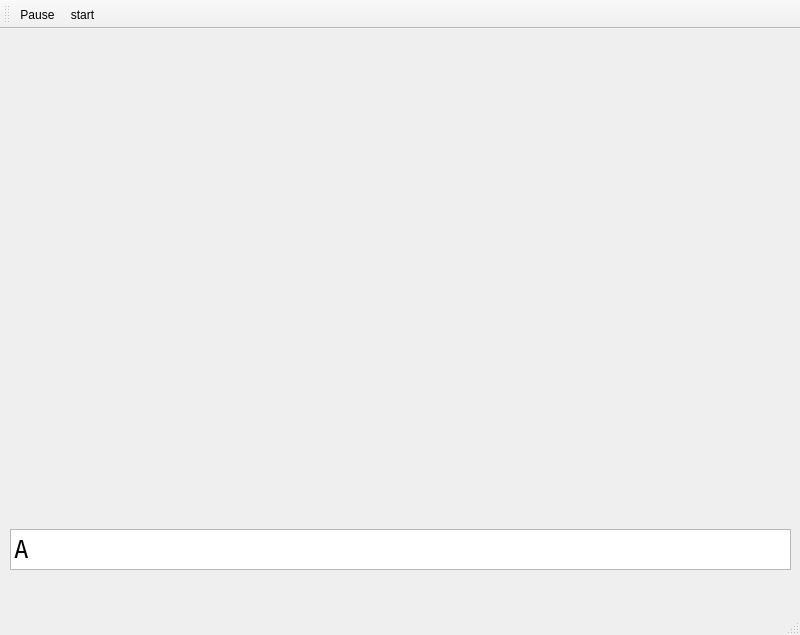
The window that A7-Parachutes/A7-Parachutes/gamewindow.ui (thePeterPan/CS3505-2016) describes before a commit, drawn with Qt 5.
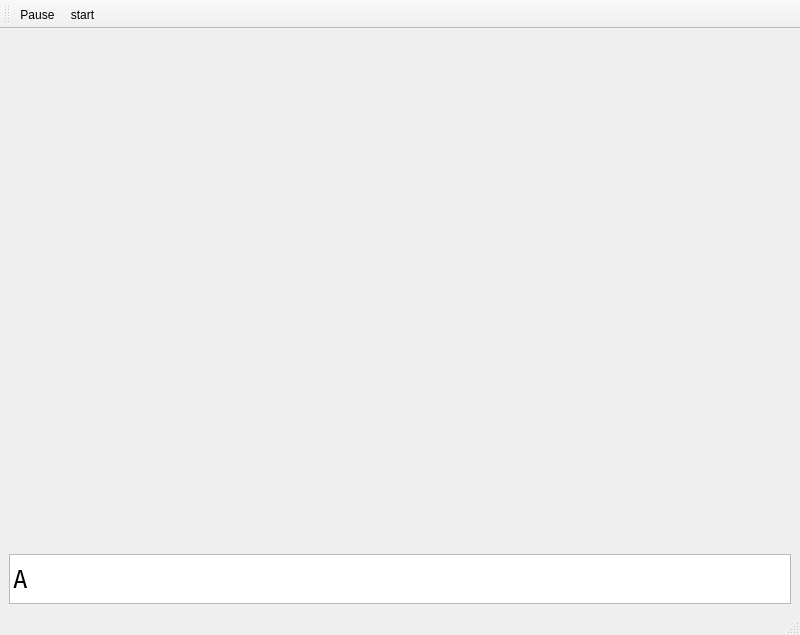
The same window after the commit. Icons and pictures are not drawn.

What changed in the file:
```diff
--- a/A7-Parachutes/A7-Parachutes/gamewindow.ui
+++ b/A7-Parachutes/A7-Parachutes/gamewindow.ui
@@ -13,15 +13,42 @@
   <property name="windowTitle">
    <string>Parachutes</string>
   </property>
+  <property name="styleSheet">
+   <string notr="true"/>
+  </property>
   <widget class="QWidget" name="centralwidget">
+   <property name="sizePolicy">
+    <sizepolicy hsizetype="Expanding" vsizetype="Expanding">
+     <horstretch>0</horstretch>
+     <verstretch>0</verstretch>
+    </sizepolicy>
+   </property>
+   <property name="styleSheet">
+    <string notr="true"/>
+   </property>
+   <layout class="QHBoxLayout" name="horizontalLayout">
+    <item>
+     <layout class="QGridLayout" name="gridLayout">
+      <item row="0" column="0">
+       <spacer name="verticalSpacer">
+        <property name="orientation">
+         <enum>Qt::Vertical</enum>
+        </property>
+        <property name="sizeHint" stdset="0">
+         <size>
+          <width>20</width>
+          <height>378</height>
+         </size>
+        </property>
+       </spacer>
+      </item>
+      <item row="1" column="0">
    <widget class="QListWidget" name="listWidget">
-    <property name="geometry">
-     <rect>
-      <x>10</x>
-      <y>500</y>
-      <width>781</width>
-      <height>41</height>
-     </rect>
+        <property name="maximumSize">
+         <size>
+          <width>16777215</width>
+          <height>50</height>
+         </size>
     </property>
     <property name="font">
      <font>
@@ -44,6 +71,10 @@
      </property>
     </item>
    </widget>
+      </item>
+     </layout>
+    </item>
+   </layout>
   </widget>
   <widget class="QMenuBar" name="menubar">
    <property name="geometry">
```
Left out of the diff: 2 changed lines with no effect on the pictures. Lines whose indentation alone changed are shown as unchanged.
